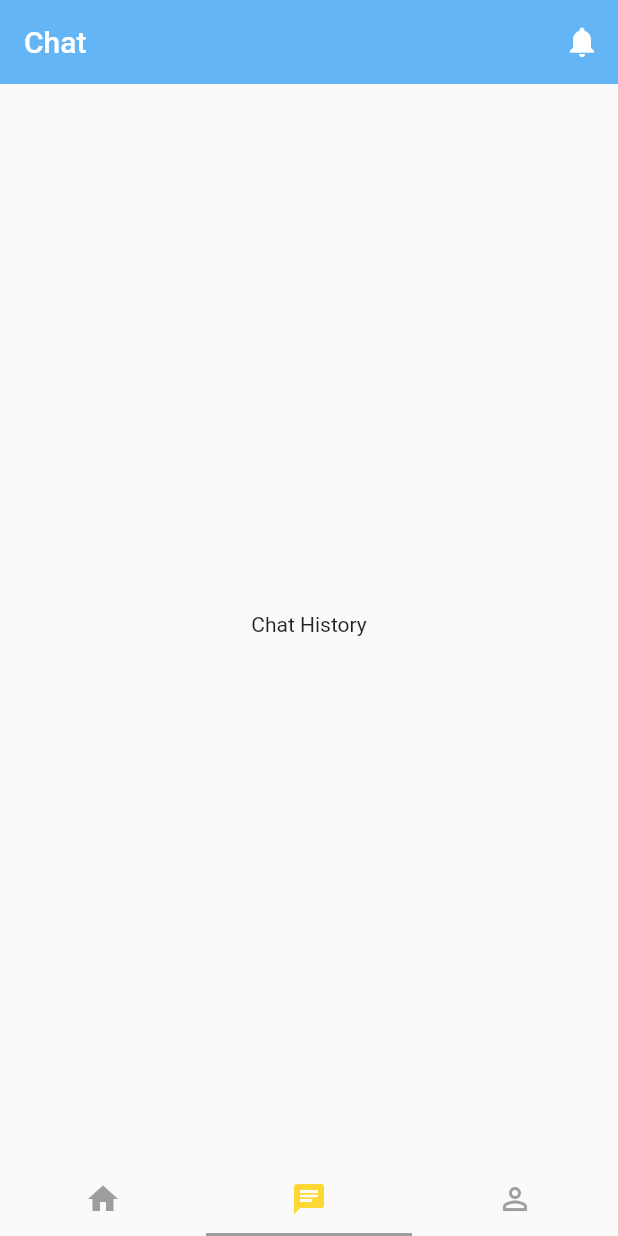
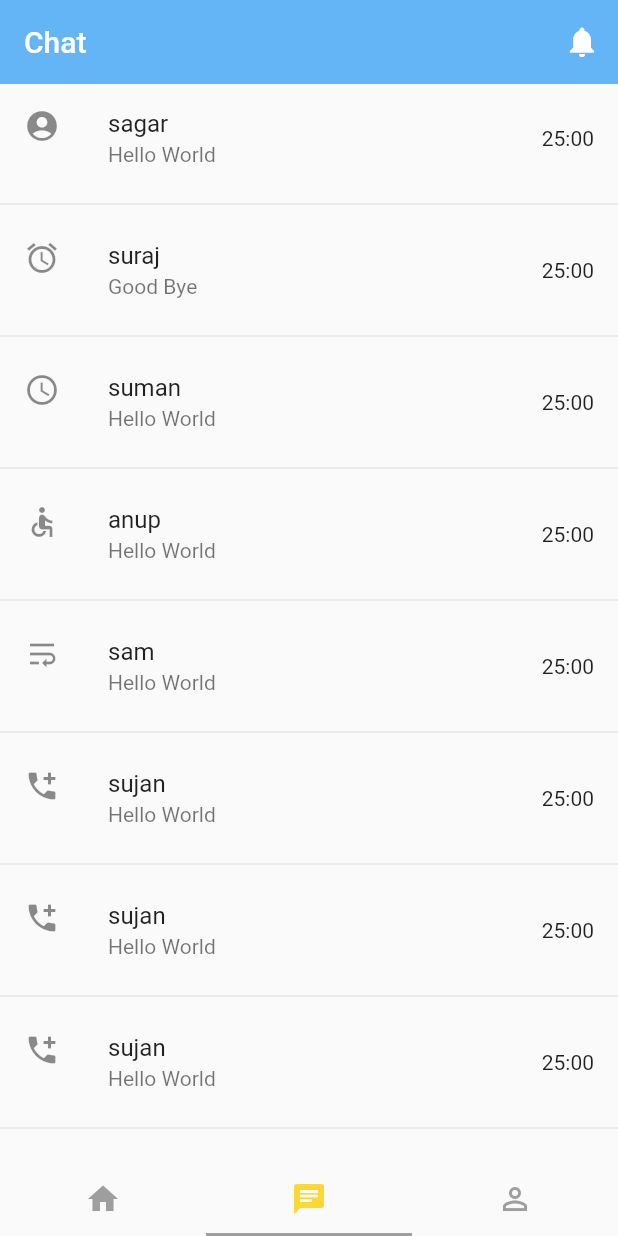
Before and after one commit to SabinaSubedi/knocknock, a Flutter app: the screen it shows after launch, item 2 of the bottom bar chosen, on a phone screen of 412 x 824 dp. Run offline on Flutter 3.47's test engine with Material 2 defaults, Android fonts, the phone set to English and light mode, and no system bars; our stand-ins replace country_code_picker, firebase_auth; accounts and stored records are empty.

Commit message:
Implementing chat

```diff
--- a/lib/screens/tab_content/chat.dart
+++ b/lib/screens/tab_content/chat.dart
@@ -1,15 +1,78 @@
 import 'package:flutter/material.dart';
 import 'package:provider/provider.dart';
+import 'package:medicad/screens/chat.dart';
 import 'package:medicad/notifiers/app_title.dart';
 import 'package:medicad/strings.dart';
 
 class ChatTabContent extends StatelessWidget {
+  List<ChatModel> chats = getChatList();
   @override
   Widget build(BuildContext context) {
     return Container(
-      child: Center(
-        child: Text( 'Chat History'),
+      child: ListView.separated(
+        itemCount: chats.length,
+        itemBuilder: (BuildContext context, int index) {
+          return ListTile(
+            leading: Icon(chats[index].icon),
+            title: Text(chats[index].name),
+            subtitle: Text(chats[index].message),
+            trailing: Text(chats[index].time),
+            onTap: () {
+              Navigator.push(context, MaterialPageRoute(
+                builder: (context) => ChatScreen(chat: chats[index] ),)
+              );
+            },
+          );
+        },
+        separatorBuilder: (BuildContext context, int index) {
+          return Divider();
+        },
       )
     );
   }
 }
+
+
+List<ChatModel> getChatList() {
+  List<ChatModel> chats = List<ChatModel>();
+
+  chats.add( ChatModel( name: "sagar", icon: Icons.account_circle, message: "Hello World", time: "25:00" ));
+  chats.add( ChatModel( name: "suraj", icon: Icons.access_alarms, message: "Good Bye", time: "25:00"));
+  chats.add( ChatModel( name: "suman", icon: Icons.access_time, message: "Hello World",time: "25:00"));
+  chats.add( ChatModel( name: "anup", icon: Icons.accessible, message: "Hello World", time: "25:00"));
+  chats.add( ChatModel( name: "sam", icon: Icons.wrap_text, message: "Hello World", time: "25:00"));
+  chats.add( ChatModel( name: "sujan", icon: Icons.add_call, message: "Hello World", time: "25:00"));
+  chats.add( ChatModel( name: "sujan", icon: Icons.add_call, message: "Hello World", time: "25:00"));
+  chats.add( ChatModel( name: "sujan", icon: Icons.add_call, message: "Hello World", time: "25:00"));
+  chats.add( ChatModel( name: "sujan", icon: Icons.add_call, message: "Hello World", time: "25:00"));
+  chats.add( ChatModel( name: "sujan", icon: Icons.add_call, message: "Hello World", time: "25:00"));
+  chats.add( ChatModel( name: "sujan", icon: Icons.add_call, message: "Hello World", time: "25:00"));
+  chats.add( ChatModel( name: "sujan", icon: Icons.add_call, message: "Hello World", time: "25:00"));
+  chats.add( ChatModel( name: "sujan", icon: Icons.add_call, message: "Hello World", time: "25:00"));
+  chats.add( ChatModel( name: "sujan", icon: Icons.add_call, message: "Hello World", time: "25:00"));
+  chats.add( ChatModel( name: "sujan", icon: Icons.add_call, message: "Hello World", time: "25:00"));
+  chats.add( ChatModel( name: "sujan", icon: Icons.add_call, message: "Hello World", time: "25:00"));
+  chats.add( ChatModel( name: "sujan", icon: Icons.add_call, message: "Hello World", time: "25:00"));
+  chats.add( ChatModel( name: "sujan", icon: Icons.add_call, message: "Hello World", time: "25:00"));
+  chats.add( ChatModel( name: "sujan", icon: Icons.add_call, message: "Hello World", time: "25:00"));
+  chats.add( ChatModel( name: "sujan", icon: Icons.add_call, message: "Hello World", time: "25:00"));
+  chats.add( ChatModel( name: "sujan", icon: Icons.add_call, message: "Hello World", time: "25:00"));
+  chats.add( ChatModel( name: "sujan", icon: Icons.add_call, message: "Hello World", time: "25:00"));
+  chats.add( ChatModel( name: "sujan", icon: Icons.add_call, message: "Hello World", time: "25:00"));
+
+  return chats;
+}
+
+class ChatModel {
+  String name;
+  IconData icon;
+  String message;
+  String time;
+
+  ChatModel({
+    @required this.name,
+    @required this.icon,
+    @required this.message,
+    @required this.time
+  });
+}
```
Also changed, not shown: lib/screens/chat.dart (added, +27 -0 lines), lib/widgets/message.dart (added, +34 -0 lines).
